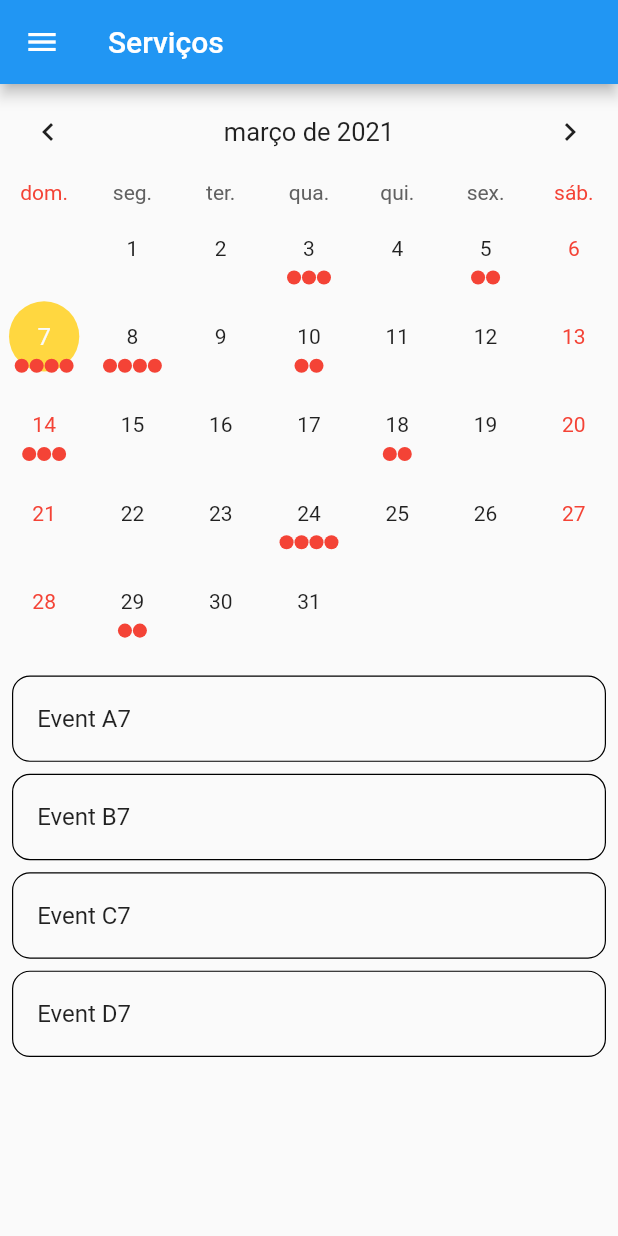
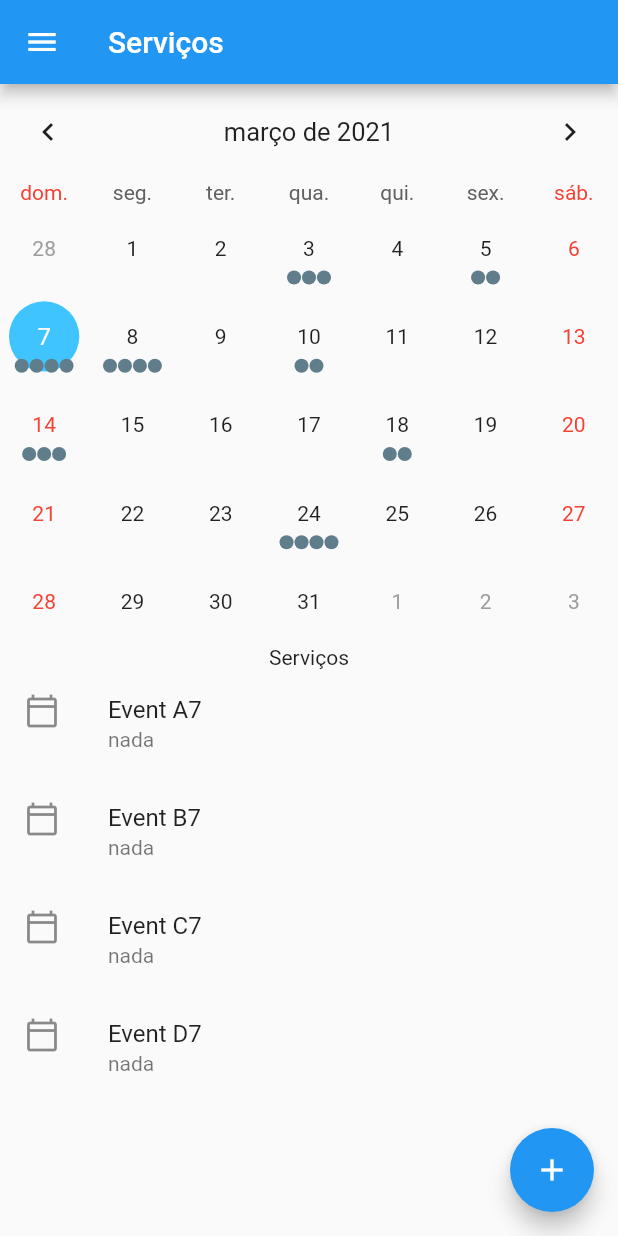
Before and after one commit to jcavalin/meu-servico-app, a Flutter app: the screen it shows after launch, on a phone screen of 412 x 824 dp. Run offline on Flutter 3.47's test engine with Material 2 defaults, Android fonts, the phone set to English and light mode, and no system bars; drawn by our look-alikes of table_calendar; our stand-ins replace moor, moor_flutter; generated files the repository leaves out were written again.

Commit message:
feat: Change calendar component

```diff
--- a/lib/fragments/servicos.dart
+++ b/lib/fragments/servicos.dart
@@ -1,4 +1,5 @@
 import 'package:flutter/material.dart';
+import 'package:meu_servico_app/pages/servico.dart';
 import 'package:table_calendar/table_calendar.dart';
 
 final Map<DateTime, List> _holidays = {
@@ -30,25 +31,6 @@ class ServicosState extends State<ServicosPage> with TickerProviderStateMixin {
     final _selectedDay = DateTime.now();
 
     _events = {
-      _selectedDay.subtract(Duration(days: 30)): [
-        'Event A0',
-        'Event B0',
-        'Event C0'
-      ],
-      _selectedDay.subtract(Duration(days: 27)): ['Event A1'],
-      _selectedDay.subtract(Duration(days: 20)): [
-        'Event A2',
-        'Event B2',
-        'Event C2',
-        'Event D2',
-        'Event D2',
-      ],
-      _selectedDay.subtract(Duration(days: 16)): ['Event A3', 'Event B3'],
-      _selectedDay.subtract(Duration(days: 10)): [
-        'Event A4',
-        'Event B4',
-        'Event C4'
-      ],
       _selectedDay.subtract(Duration(days: 4)): [
         'Event A5',
         'Event B5',
@@ -79,13 +61,7 @@ class ServicosState extends State<ServicosPage> with TickerProviderStateMixin {
         'Event B12',
         'Event C12',
         'Event D12'
-      ],
-      _selectedDay.add(Duration(days: 22)): ['Event A13', 'Event B13'],
-      _selectedDay.add(Duration(days: 26)): [
-        'Event A14',
-        'Event B14',
-        'Event C14'
-      ],
+      ]
     };
 
     _selectedEvents = _events[_selectedDay] ?? [];
@@ -113,11 +89,6 @@ class ServicosState extends State<ServicosPage> with TickerProviderStateMixin {
     });
   }
 
-  void _onVisibleDaysChanged(
-      DateTime first, DateTime last, CalendarFormat format) {
-    print('CALLBACK: _onVisibleDaysChanged');
-  }
-
   void _onCalendarCreated(
       DateTime first, DateTime last, CalendarFormat format) {
     print('CALLBACK: _onCalendarCreated');
@@ -130,11 +101,19 @@ class ServicosState extends State<ServicosPage> with TickerProviderStateMixin {
         mainAxisSize: MainAxisSize.max,
         children: <Widget>[
           _buildTableCalendar(),
-          // _buildTableCalendarWithBuilders(),
-          const SizedBox(height: 8.0),
-          const SizedBox(height: 8.0),
+          Text("Serviços"),
           Expanded(child: _buildEventList()),
         ],
+      ),
+      floatingActionButton: FloatingActionButton(
+        onPressed: () {
+          Navigator.push(
+            context,
+            MaterialPageRoute(builder: (context) => ServicoPage()),
+          );
+        },
+        child: Icon(Icons.add),
+        backgroundColor: Colors.blue,
       ),
     );
   }
@@ -154,10 +133,10 @@ class ServicosState extends State<ServicosPage> with TickerProviderStateMixin {
         CalendarFormat.week: '',
       },
       calendarStyle: CalendarStyle(
-        selectedColor: Colors.amberAccent,
+        selectedColor: Colors.lightBlueAccent,
         todayColor: Colors.blue,
-        markersColor: Colors.red,
-        outsideDaysVisible: false,
+        markersColor: Colors.blueGrey,
+        outsideDaysVisible: true,
         weekendStyle: TextStyle().copyWith(color: Colors.red),
         holidayStyle: TextStyle().copyWith(color: Colors.red),
       ),
@@ -166,68 +145,8 @@ class ServicosState extends State<ServicosPage> with TickerProviderStateMixin {
         formatButtonVisible: false,
       ),
       onDaySelected: _onDaySelected,
-      onVisibleDaysChanged: _onVisibleDaysChanged,
       onCalendarCreated: _onCalendarCreated,
-    );
-  }
-
-  // More advanced TableCalendar configuration (using Builders & Styles)
-  Widget _buildTableCalendarWithBuilders() {
-    return TableCalendar(
-      locale: 'pt_BR',
-      calendarController: _calendarController,
-      events: _events,
-      holidays: _holidays,
-      initialCalendarFormat: CalendarFormat.month,
-      formatAnimation: FormatAnimation.slide,
-      startingDayOfWeek: StartingDayOfWeek.sunday,
-      availableGestures: AvailableGestures.all,
-      availableCalendarFormats: const {
-        CalendarFormat.month: '',
-        CalendarFormat.week: '',
-      },
-      calendarStyle: CalendarStyle(
-        outsideDaysVisible: false,
-        weekendStyle: TextStyle().copyWith(color: Colors.blue[800]),
-        holidayStyle: TextStyle().copyWith(color: Colors.blue[800]),
-      ),
-      daysOfWeekStyle: DaysOfWeekStyle(
-        weekendStyle: TextStyle().copyWith(color: Colors.blue[600]),
-      ),
-      headerStyle: HeaderStyle(
-        centerHeaderTitle: true,
-        formatButtonVisible: false,
-      ),
       builders: CalendarBuilders(
-        selectedDayBuilder: (context, date, _) {
-          return FadeTransition(
-            opacity: Tween(begin: 0.0, end: 1.0).animate(_animationController),
-            child: Container(
-              margin: const EdgeInsets.all(4.0),
-              padding: const EdgeInsets.only(top: 5.0, left: 6.0),
-              color: Colors.deepOrange[300],
-              width: 100,
-              height: 100,
-              child: Text(
-                '${date.day}',
-                style: TextStyle().copyWith(fontSize: 16.0),
-              ),
-            ),
-          );
-        },
-        todayDayBuilder: (context, date, _) {
-          return Container(
-            margin: const EdgeInsets.all(4.0),
-            padding: const EdgeInsets.only(top: 5.0, left: 6.0),
-            color: Colors.amber[400],
-            width: 100,
-            height: 100,
-            child: Text(
-              '${date.day}',
-              style: TextStyle().copyWith(fontSize: 16.0),
-            ),
-          );
-        },
         markersBuilder: (context, date, events, holidays) {
           final children = <Widget>[];
 
@@ -254,12 +173,6 @@ class ServicosState extends State<ServicosPage> with TickerProviderStateMixin {
           return children;
         },
       ),
-      onDaySelected: (date, events, holidays) {
-        _onDaySelected(date, events, holidays);
-        _animationController.forward(from: 0.0);
-      },
-      onVisibleDaysChanged: _onVisibleDaysChanged,
-      onCalendarCreated: _onCalendarCreated,
     );
   }
 
@@ -297,21 +210,23 @@ class ServicosState extends State<ServicosPage> with TickerProviderStateMixin {
   }
 
   Widget _buildEventList() {
-    return ListView(
-      children: _selectedEvents
-          .map((event) => Container(
-                decoration: BoxDecoration(
-                  border: Border.all(width: 0.8),
-                  borderRadius: BorderRadius.circular(12.0),
-                ),
-                margin:
-                    const EdgeInsets.symmetric(horizontal: 8.0, vertical: 4.0),
-                child: ListTile(
-                  title: Text(event.toString()),
-                  onTap: () => print('$event tapped!'),
-                ),
-              ))
-          .toList(),
-    );
+    return /*Column(mainAxisSize: MainAxisSize.max, children: <Widget>[*/
+        ListView.builder(
+      itemCount: _selectedEvents.length,
+      itemBuilder: (context, index) {
+        final item = _selectedEvents[index];
+
+        return ListTile(
+          leading: Icon(Icons.calendar_today_outlined),
+          title: Text(item.toString()),
+          subtitle: Text("nada"),
+          onTap: () => Navigator.push(
+              context,
+              MaterialPageRoute(
+                  builder: (context) => ServicoPage(id: item.id))),
+        );
+      },
+    )
+        /*])*/;
   }
 }
```
